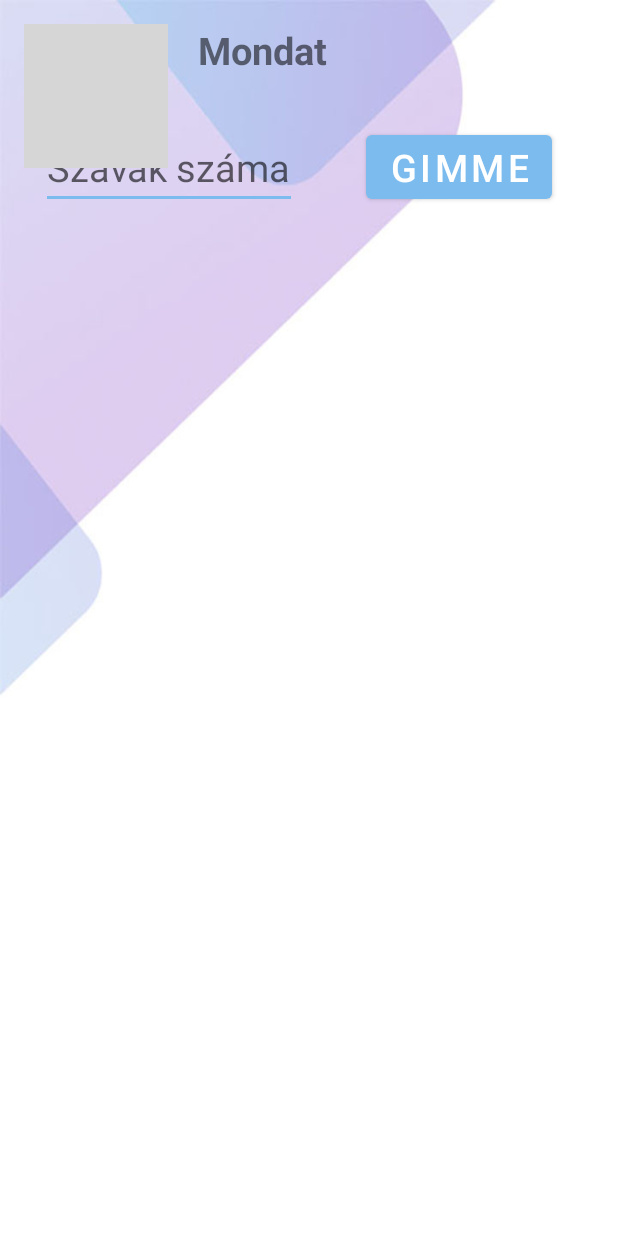
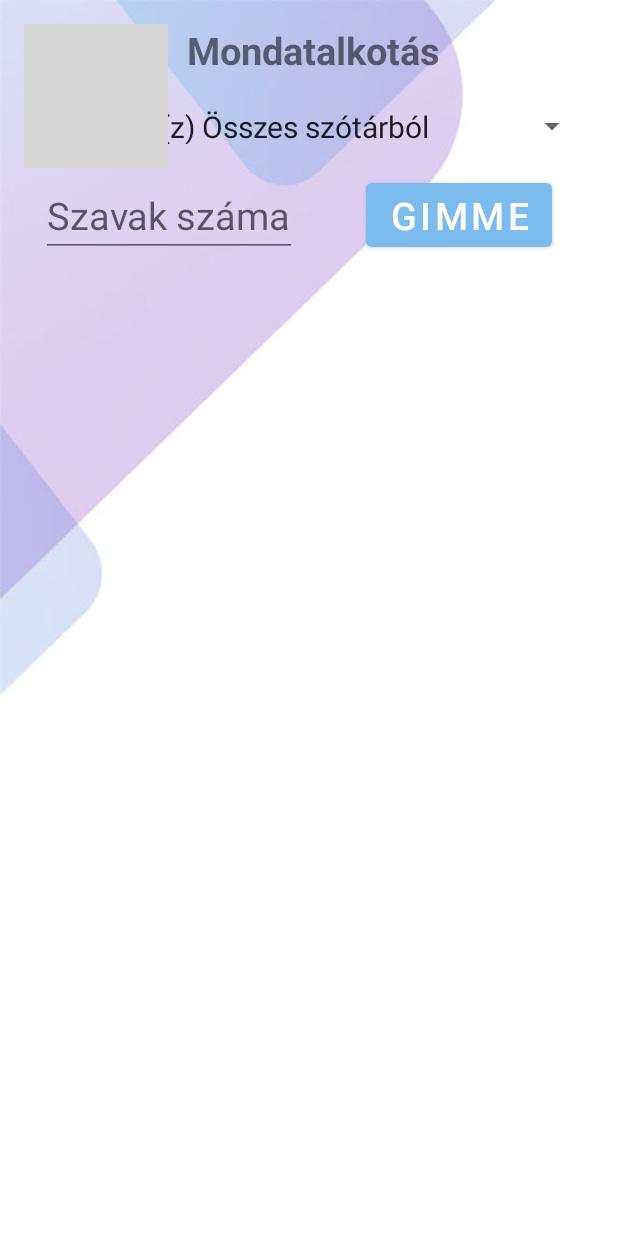
Before and after one commit to nbence94/Vocabulary, an Android app: the ExerciseActivity screen opened directly, with no data from a screen before it, on a phone screen of 412 x 824 dp. Run offline under Robolectric (Android 15) with nearby library versions, the phone set to English and light mode, and no system bars; grey boxes are pictures that could not be loaded.

Commit message:
Szótár alkalmazás 1.1.3 - Mondatalkotás szótárra specializálva - Bevitel refaktor

```diff
--- a/app/src/main/AndroidManifest.xml
+++ b/app/src/main/AndroidManifest.xml
@@ -5,6 +5,7 @@
     <application
         android:allowBackup="true"
         android:icon="@mipmap/ic_launcher"
+        android:windowSoftInputMode="stateVisible|adjustPan"
         android:label="@string/app_name"
         android:roundIcon="@mipmap/ic_launcher_round"
         android:supportsRtl="true"
--- a/app/src/main/java/se/app/vocabulary/model/Vocabulary.java
+++ b/app/src/main/java/se/app/vocabulary/model/Vocabulary.java
@@ -25,4 +25,12 @@ public class Vocabulary {
     public void setName(String name) {
         this.name = name;
     }
+
+    @Override
+    public String toString() {
+        return "Vocabulary{" +
+                "id=" + id +
+                ", name='" + name + '\'' +
+                '}';
+    }
 }
--- a/app/src/main/java/se/app/vocabulary/sites/ExerciseActivity.java
+++ b/app/src/main/java/se/app/vocabulary/sites/ExerciseActivity.java
@@ -7,31 +7,39 @@ import androidx.recyclerview.widget.RecyclerView;
 import android.content.Intent;
 import android.os.Bundle;
 import android.util.Log;
+import android.view.View;
 import android.view.WindowManager;
+import android.widget.AdapterView;
+import android.widget.ArrayAdapter;
 import android.widget.Button;
 import android.widget.EditText;
 import android.widget.ImageView;
+import android.widget.Spinner;
 import android.widget.TextView;
 import android.widget.Toast;
 
 import java.util.ArrayList;
+import java.util.Comparator;
 import java.util.Random;
+import java.util.stream.Collectors;
 
 import se.app.vocabulary.MainActivity;
 import se.app.vocabulary.R;
 import se.app.vocabulary.adapters.ExerciseAdapter;
 import se.app.vocabulary.adapters.WordsAdapter;
 import se.app.vocabulary.controller.Service;
+import se.app.vocabulary.model.Vocabulary;
 import se.app.vocabulary.model.Words;
 
-public class ExerciseActivity extends AppCompatActivity {
+public class ExerciseActivity extends AppCompatActivity implements AdapterView.OnItemSelectedListener {
 
     private final String LOG_TITLE = "ExerciseActivity";
 
     Service service = new Service(this);
     ArrayList<Words> wordList = new ArrayList<>();
     ArrayList<Words> chosenWords;
-    int vocabularyId;
+    ArrayList<Vocabulary> vocabulariesList = new ArrayList<>();
+    int vocabularyId = 0;
 
     //GUI
     TextView title;
@@ -39,6 +47,7 @@ public class ExerciseActivity extends AppCompatActivity {
     Button generate;
     RecyclerView recyclerView;
     EditText numbersInput;
+    Spinner spinner;
 
     ExerciseAdapter adapter;
 
@@ -50,14 +59,26 @@ public class ExerciseActivity extends AppCompatActivity {
         //Maradjon aktív a képernyő
         getWindow().addFlags(WindowManager.LayoutParams.FLAG_KEEP_SCREEN_ON);
 
+        //Inicializálás
         title = findViewById(R.id.exercise_title_gui);
         backBtn = findViewById(R.id.exercise_back_btn_gui);
         generate = findViewById(R.id.generate_words_gui);
         recyclerView = findViewById(R.id.exercise_recycler_gui);
         numbersInput = findViewById(R.id.exercise_num_of_words);
+        spinner = findViewById(R.id.excercise_spinner_gui);
 
+        //Adatok áttöltése
         getIntentData();
 
+        //Spinner feltöltése
+        String[] vocabulariesArray = vocabulariesList.stream().map(Vocabulary::getName).toArray(String[]::new);
+        ArrayAdapter<String> arrayAdapter = new ArrayAdapter<>(this,
+                android.R.layout.simple_spinner_item, vocabulariesArray);
+        spinner.setAdapter(arrayAdapter);
+        spinner.setOnItemSelectedListener(this);
+
+
+        //Visszalépés
         backBtn.setOnClickListener(v -> {
             Intent main = new Intent(this, MainActivity.class);
             finish();
@@ -65,16 +86,27 @@ public class ExerciseActivity extends AppCompatActivity {
             Log.i(LOG_TITLE, "Back to the Main Screen");
         });
 
+        //Szavak lekérése
         generate.setOnClickListener(v -> {
             int numOfWords = 5;
-            if(!numbersInput.getText().toString().equals("")) {
+            String number = numbersInput.getText().toString();
+            if(!isNumeric(number)) {
+                Toast.makeText(this, "Ez nem szám!", Toast.LENGTH_SHORT).show();
+                return;
+            }
+            if(!number.equals("")) {
                 numOfWords = Integer.parseInt(numbersInput.getText().toString());
                 if(numOfWords >= wordList.size()) {
-                    Toast.makeText(this, "Nincs ennyi szó", Toast.LENGTH_SHORT).show();
+                    Toast.makeText(this, "Kicsit kevesebbet", Toast.LENGTH_SHORT).show();
+                    return;
+                }
+                if(numOfWords > 10) {
+                    Toast.makeText(this, "10 a max megengedett", Toast.LENGTH_SHORT).show();
                     return;
                 }
             }
 
+            //
             chosenWords = new ArrayList<>();
             Random rnd = new Random();
             int randomId;
@@ -88,15 +120,13 @@ public class ExerciseActivity extends AppCompatActivity {
     }
 
     private void getIntentData() {
-        if(getIntent().hasExtra("id")) {
-            vocabularyId = getIntent().getIntExtra("id", -1);
-            title.setText(getIntent().getStringExtra("name"));
-            Log.i(LOG_TITLE, "VOCABULARY-ID: " + vocabularyId);
-            wordList = service.getWords(vocabularyId);
-        } else {
-            title.setText(getString(R.string.exercise_title));
-            wordList = service.getWords();
-        }
+        title.setText(getString(R.string.exercise_title));
+        wordList = service.getWords();
+
+        vocabulariesList = service.getVocabularies();
+        vocabulariesList.add(new Vocabulary(-1, "Összes"));
+        vocabulariesList.sort(Comparator.comparing(Vocabulary::getId));
+        System.out.println(vocabulariesList);
     }
 
     private void showWords() {
@@ -105,4 +135,27 @@ public class ExerciseActivity extends AppCompatActivity {
         recyclerView.setLayoutManager(new LinearLayoutManager(this));
     }
 
+    public static boolean isNumeric(String str) {
+        return str.matches("-?\\d+(\\.\\d+)?");
+    }
+
+    @Override
+    public void onItemSelected(AdapterView<?> adapterView, View view, int i, long l) {
+        ((TextView) adapterView.getChildAt(0)).setTextSize(20);
+        String spinnerTitle = "Szavak a(z) " + vocabulariesList.get(i).getName() + " szótárból";
+        ((TextView) adapterView.getChildAt(0)).setText(spinnerTitle);
+        vocabularyId = i;
+
+        wordList.clear();
+        if(vocabularyId == 0) {
+            wordList = service.getWords();
+        } else {
+            wordList = service.getWords(vocabularyId);
+        }
+    }
+
+    @Override
+    public void onNothingSelected(AdapterView<?> adapterView) {
+
+    }
 }
--- a/app/src/main/res/layout/activity_exercise.xml
+++ b/app/src/main/res/layout/activity_exercise.xml
@@ -6,19 +6,6 @@
     android:layout_height="match_parent"
     tools:context=".sites.ExerciseActivity"
     android:background="@drawable/bg1" >
-
-    <EditText
-        android:id="@+id/exercise_num_of_words"
-        android:layout_width="wrap_content"
-        android:layout_height="wrap_content"
-        android:layout_marginStart="16dp"
-        android:layout_marginTop="84dp"
-        android:hint="Szavak száma"
-        android:textSize="25sp"
-        app:layout_constraintEnd_toStartOf="@+id/generate_words_gui"
-        app:layout_constraintHorizontal_bias="0.196"
-        app:layout_constraintStart_toStartOf="parent"
-        app:layout_constraintTop_toTopOf="parent" />
 
     <ImageView
         android:id="@+id/exercise_back_btn_gui"
@@ -55,15 +42,41 @@
         app:layout_constraintStart_toEndOf="@+id/exercise_back_btn_gui"
         app:layout_constraintTop_toTopOf="parent" />
 
+
+    <Spinner
+        android:id="@+id/excercise_spinner_gui"
+        android:layout_width="match_parent"
+        android:layout_height="wrap_content"
+        android:layout_marginTop="72dp"
+        android:layout_marginStart="20dp"
+        android:layout_marginEnd="20dp"
+        app:layout_constraintEnd_toEndOf="parent"
+        app:layout_constraintStart_toStartOf="parent"
+        app:layout_constraintTop_toTopOf="parent" />
+
+    <EditText
+        android:id="@+id/exercise_num_of_words"
+        android:layout_width="wrap_content"
+        android:layout_height="wrap_content"
+        android:layout_marginStart="16dp"
+        android:layout_marginTop="20dp"
+        android:inputType="number"
+        android:hint="Szavak száma"
+        android:textSize="25sp"
+        app:layout_constraintEnd_toStartOf="@+id/generate_words_gui"
+        app:layout_constraintHorizontal_bias="0.196"
+        app:layout_constraintStart_toStartOf="parent"
+        app:layout_constraintTop_toBottomOf="@+id/excercise_spinner_gui" />
+
     <Button
         android:id="@+id/generate_words_gui"
         android:layout_width="wrap_content"
         android:layout_height="wrap_content"
-        android:layout_marginTop="84dp"
+        android:layout_marginTop="20dp"
         android:layout_marginEnd="44dp"
         android:text="GIMME"
         android:textSize="25sp"
         app:layout_constraintEnd_toEndOf="parent"
-        app:layout_constraintTop_toTopOf="parent" />
+        app:layout_constraintTop_toBottomOf="@+id/excercise_spinner_gui" />
 
 </androidx.constraintlayout.widget.ConstraintLayout>
--- a/app/src/main/res/values/strings.xml
+++ b/app/src/main/res/values/strings.xml
@@ -14,7 +14,7 @@
     <string name="stat_title">-/-</string>
 
     <!-- Exercise intent -->
-    <string name="exercise_title">Mondat</string>
+    <string name="exercise_title">Mondatalkotás</string>
 
 
 </resources>
```
